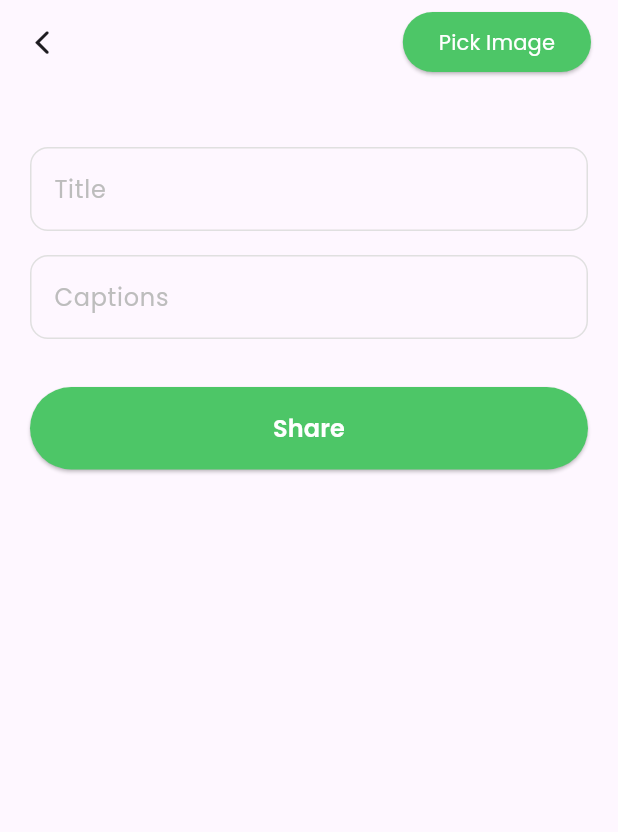
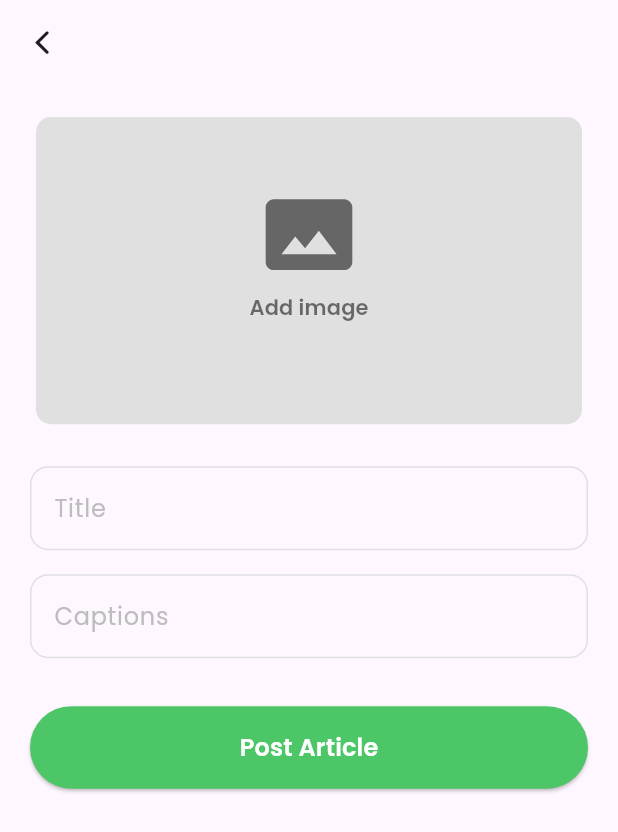
Before and after one commit to zakizakiran/quattro_reco, a Flutter app: the FeedsPage screen opened directly, after a tap on "New Feeds", on a phone screen of 412 x 824 dp. Shown: the top 832 px of the screen. Run offline on Flutter 3.47's test engine with Material 3 defaults, Android fonts, the phone set to English and light mode, and no system bars; our stand-ins replace animated_splash_screen, cloud_firestore, firebase_auth, firebase_core, firebase_storage, flutter_riverpod and 8 more; accounts and stored records are empty; network calls fail.

Commit message:
dump commit

```diff
--- a/lib/pages/main/feeds/create_feeds_page.dart
+++ b/lib/pages/main/feeds/create_feeds_page.dart
@@ -4,6 +4,7 @@ import 'package:firebase_storage/firebase_storage.dart';
 import 'package:flutter/cupertino.dart';
 import 'package:flutter/material.dart';
 import 'package:flutter_riverpod/flutter_riverpod.dart';
+import 'package:flutter_svg/flutter_svg.dart';
 import 'package:hexcolor/hexcolor.dart';
 import 'package:image_picker/image_picker.dart';
 import 'package:logger/logger.dart';
@@ -60,22 +61,6 @@ class _CreateFeedsPageState extends ConsumerState<CreateFeedsPage> {
 
     return Scaffold(
       appBar: AppBar(
-        actions: [
-          Padding(
-            padding: const EdgeInsets.symmetric(horizontal: 18.0),
-            child: ElevatedButton(
-              style: ElevatedButton.styleFrom(
-                backgroundColor: HexColor('4DC667'),
-                foregroundColor: Colors.white,
-                surfaceTintColor: HexColor('4DC667'),
-              ),
-              child: const Text('Pick Image'),
-              onPressed: () {
-                pickImage();
-              },
-            ),
-          )
-        ],
         surfaceTintColor: Colors.white,
         leading: IconButton(
           icon: const Icon(CupertinoIcons.back),
@@ -92,12 +77,43 @@ class _CreateFeedsPageState extends ConsumerState<CreateFeedsPage> {
               Form(
                 child: Column(
                   children: [
-                    if (_file != null)
-                      Image.file(
-                        _file!,
-                        width: MediaQuery.sizeOf(context).width / 4,
-                        fit: BoxFit.cover,
+                    Card(
+                      color: Colors.grey[300],
+                      semanticContainer: true,
+                      clipBehavior: Clip.antiAliasWithSaveLayer,
+                      shape: RoundedRectangleBorder(
+                        borderRadius: BorderRadius.circular(10.0),
                       ),
+                      elevation: 0,
+                      child: AspectRatio(
+                        aspectRatio: 16 / 9,
+                        child: _file == null
+                            ? Column(
+                                mainAxisAlignment: MainAxisAlignment.center,
+                                children: [
+                                  SvgPicture.asset(
+                                    'assets/img/no_img.svg',
+                                    fit: BoxFit.fill,
+                                  ),
+                                  TextButton(
+                                    onPressed: () {
+                                      pickImage();
+                                    },
+                                    child: const Text(
+                                      'Add image',
+                                      style: TextStyle(
+                                          fontWeight: FontWeight.w600,
+                                          color: Colors.black54),
+                                    ),
+                                  )
+                                ],
+                              )
+                            : Image.file(
+                                _file!,
+                                fit: BoxFit.cover,
+                              ),
+                      ),
+                    ),
                     const SizedBox(height: 24.0),
                     TextFormField(
                       controller: title,
@@ -166,7 +182,7 @@ class _CreateFeedsPageState extends ConsumerState<CreateFeedsPage> {
                         Logger().i(e);
                       }
                     },
-                    label: 'Share',
+                    label: 'Post Article',
                     backgroundColor: '4DC667',
                     textColor: Colors.white,
                   ),
--- a/lib/pages/main/feeds/feeds_page.dart
+++ b/lib/pages/main/feeds/feeds_page.dart
@@ -65,7 +65,8 @@ class _FeedsPageState extends ConsumerState<FeedsPage> {
                 itemBuilder: (context, index) {
                   var feedsData = feeds[index];
                   return Padding(
-                    padding: const EdgeInsets.all(20.0),
+                    padding: const EdgeInsets.symmetric(
+                        horizontal: 20.0, vertical: 12.0),
                     child: FeedsCardWidget(
                       author: feedsData.author.toString(),
                       title: feedsData.title.toString(),
```
Also changed, not shown: lib/controller/feeds_controller.dart (+1 -8 lines), lib/controller/user_controller.dart (deleted, +0 -25 lines), assets/img/no_img.svg (added).
